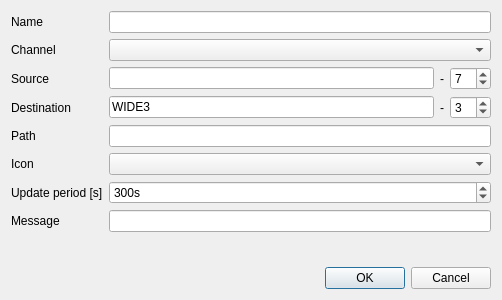
Old version of the form src/aprssystemdialog.ui in the repository hmatuschek/qdmr.
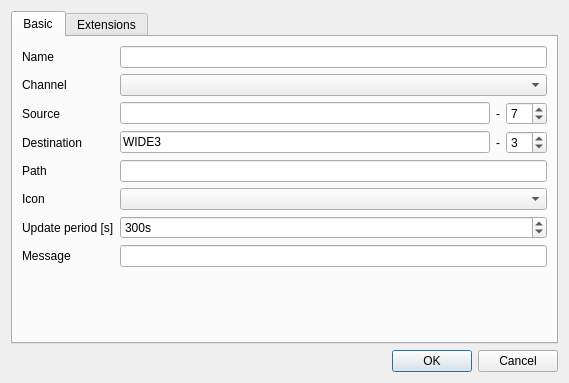
New version of the form. Custom widgets are drawn as their Qt base class.

Commit message: Added extension editing to APRS/GPS system dialogs. Addresses #177.

```diff
--- a/src/aprssystemdialog.ui
+++ b/src/aprssystemdialog.ui
@@ -6,8 +6,8 @@
    <rect>
     <x>0</x>
     <y>0</y>
-    <width>502</width>
-    <height>300</height>
+    <width>569</width>
+    <height>383</height>
    </rect>
   </property>
   <property name="windowTitle">
@@ -15,7 +15,21 @@
   </property>
   <layout class="QVBoxLayout" name="verticalLayout">
    <item>
+    <widget class="QTabWidget" name="tabWidget">
+     <property name="currentIndex">
+      <number>0</number>
+     </property>
+     <widget class="QWidget" name="basicTab">
+      <attribute name="title">
+       <string>Basic</string>
+      </attribute>
     <layout class="QFormLayout" name="formLayout">
+       <property name="horizontalSpacing">
+        <number>6</number>
+       </property>
+       <property name="verticalSpacing">
+        <number>6</number>
+       </property>
      <item row="0" column="0">
       <widget class="QLabel" name="nameLabel">
        <property name="text">
@@ -26,24 +40,24 @@
      <item row="0" column="1">
       <widget class="QLineEdit" name="name"/>
      </item>
-     <item row="1" column="0">
+       <item row="2" column="0">
       <widget class="QLabel" name="channelLabel">
        <property name="text">
         <string>Channel</string>
        </property>
       </widget>
      </item>
-     <item row="1" column="1">
+       <item row="2" column="1">
       <widget class="QComboBox" name="channel"/>
      </item>
-     <item row="2" column="0">
+       <item row="4" column="0">
       <widget class="QLabel" name="sourceLabel">
        <property name="text">
         <string>Source</string>
        </property>
       </widget>
      </item>
-     <item row="2" column="1">
+       <item row="4" column="1">
       <layout class="QHBoxLayout" name="horizontalLayout">
        <item>
         <widget class="QLineEdit" name="source">
@@ -74,14 +88,14 @@
        </item>
       </layout>
      </item>
-     <item row="3" column="0">
+       <item row="6" column="0">
       <widget class="QLabel" name="destinationLabel">
        <property name="text">
         <string>Destination</string>
        </property>
       </widget>
      </item>
-     <item row="3" column="1">
+       <item row="6" column="1">
       <layout class="QHBoxLayout" name="horizontalLayout_2">
        <item>
         <widget class="QLineEdit" name="destination">
@@ -112,24 +126,44 @@
        </item>
       </layout>
      </item>
-     <item row="5" column="0">
+       <item row="8" column="0">
+        <widget class="QLabel" name="pathLabel">
+         <property name="text">
+          <string>Path</string>
+         </property>
+        </widget>
+       </item>
+       <item row="12" column="0">
       <widget class="QLabel" name="iconLabel">
        <property name="text">
         <string>Icon</string>
        </property>
       </widget>
      </item>
-     <item row="5" column="1">
-      <widget class="QComboBox" name="icon"/>
-     </item>
-     <item row="6" column="0">
+       <item row="15" column="0">
       <widget class="QLabel" name="updatePeriodSLabel">
        <property name="text">
         <string>Update period [s]</string>
        </property>
       </widget>
      </item>
-     <item row="6" column="1">
+       <item row="19" column="0">
+        <widget class="QLabel" name="messageLabel">
+         <property name="text">
+          <string>Message</string>
+         </property>
+        </widget>
+       </item>
+       <item row="19" column="1">
+        <widget class="QLineEdit" name="message"/>
+       </item>
+       <item row="8" column="1">
+        <widget class="QLineEdit" name="path"/>
+       </item>
+       <item row="12" column="1">
+        <widget class="QComboBox" name="icon"/>
+       </item>
+       <item row="15" column="1">
       <widget class="QSpinBox" name="updatePeriod">
        <property name="suffix">
         <string>s</string>
@@ -145,27 +179,14 @@
        </property>
       </widget>
      </item>
-     <item row="7" column="0">
-      <widget class="QLabel" name="messageLabel">
-       <property name="text">
-        <string>Message</string>
-       </property>
-      </widget>
-     </item>
-     <item row="7" column="1">
-      <widget class="QLineEdit" name="message"/>
-     </item>
-     <item row="4" column="0">
-      <widget class="QLabel" name="pathLabel">
-       <property name="text">
-        <string>Path</string>
-       </property>
-      </widget>
-     </item>
-     <item row="4" column="1">
-      <widget class="QLineEdit" name="path"/>
-     </item>
-    </layout>
+      </layout>
+     </widget>
+     <widget class="ExtensionView" name="extensionView">
+      <attribute name="title">
+       <string>Extensions</string>
+      </attribute>
+     </widget>
+    </widget>
    </item>
    <item>
     <widget class="QDialogButtonBox" name="buttonBox">
@@ -179,6 +200,14 @@
    </item>
   </layout>
  </widget>
+ <customwidgets>
+  <customwidget>
+   <class>ExtensionView</class>
+   <extends>QWidget</extends>
+   <header>extensionview.hh</header>
+   <container>1</container>
+  </customwidget>
+ </customwidgets>
  <resources/>
  <connections>
   <connection>
```
Lines whose indentation alone changed are shown as unchanged. The commit also changes 18 other files.
